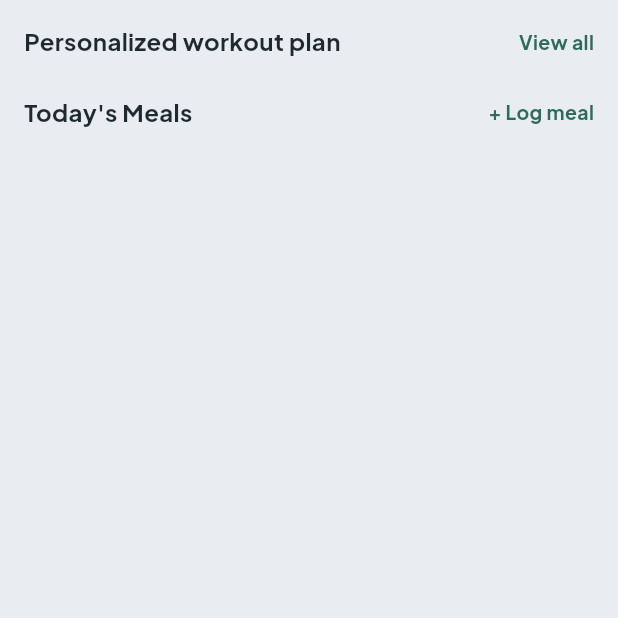
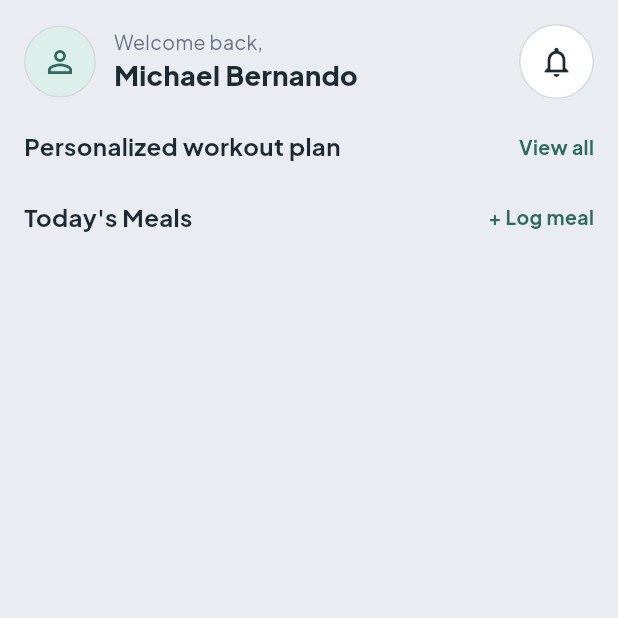
Before and after one commit to Rochak30/Resolve-Fitness-App, a Flutter app: the DashboardScreen screen opened by its route, on a phone screen of 412 x 824 dp, the top half of it. Run offline on Flutter 3.47's test engine with Material 3 defaults, Android fonts, the phone set to English and light mode, and no system bars; our stand-ins replace shared_preferences; accounts and stored records are empty.

Commit message:
Add dashboard header with welcome message

```diff
--- a/lib/view/dashboard/dashboard_screen.dart
+++ b/lib/view/dashboard/dashboard_screen.dart
@@ -2,6 +2,7 @@
 
 import 'package:flutter/material.dart';
 import 'package:resolve/core/app_colors.dart';
+import 'package:resolve/view/dashboard/widgets/dashboard_header.dart';
 import 'package:resolve/view/dashboard/widgets/section_header.dart';
 
 class DashboardScreen extends StatefulWidget {
@@ -29,6 +30,13 @@ class _DashboardScreenState extends State<DashboardScreen> {
           child: Column(
             crossAxisAlignment: CrossAxisAlignment.start,
             children: [
+              // ---------- Header ----------
+              DashboardHeader(
+                name: 'Michael Bernando',
+                onNotificationsTap: () => _showComingSoon('Notifications'),
+              ),
+              const SizedBox(height: 20),
+
               // ---------- Quick access (Nirajan) ----------
               // Steps, calories and heart rate cards go here.
 
--- /dev/null
+++ b/lib/view/dashboard/widgets/dashboard_header.dart
@@ -0,0 +1,74 @@
+import 'package:flutter/material.dart';
+import 'package:resolve/core/app_colors.dart';
+
+// Top of the dashboard: avatar, welcome message and the notifications bell.
+class DashboardHeader extends StatelessWidget {
+  final String name;
+  final VoidCallback onNotificationsTap;
+
+  const DashboardHeader({
+    super.key,
+    required this.name,
+    required this.onNotificationsTap,
+  });
+
+  @override
+  Widget build(BuildContext context) {
+    return Row(
+      children: [
+        // ---------- Avatar ----------
+        Container(
+          width: 48,
+          height: 48,
+          decoration: BoxDecoration(
+            color: AppColors.mint,
+            shape: BoxShape.circle,
+            border: Border.all(color: AppColors.border),
+          ),
+          child: const Icon(Icons.person_outline, color: AppColors.green),
+        ),
+        const SizedBox(width: 12),
+
+        // ---------- Welcome text ----------
+        Expanded(
+          child: Column(
+            crossAxisAlignment: CrossAxisAlignment.start,
+            children: [
+              const Text(
+                'Welcome back,',
+                style: TextStyle(color: AppColors.grey, fontSize: 13),
+              ),
+              Text(
+                name,
+                maxLines: 1,
+                overflow: TextOverflow.ellipsis,
+                style: const TextStyle(
+                  color: AppColors.textDark,
+                  fontSize: 18,
+                  fontWeight: FontWeight.w800,
+                ),
+              ),
+            ],
+          ),
+        ),
+
+        // ---------- Notifications bell ----------
+        Container(
+          decoration: BoxDecoration(
+            color: Colors.white,
+            shape: BoxShape.circle,
+            border: Border.all(color: AppColors.border),
+          ),
+          child: IconButton(
+            onPressed: onNotificationsTap,
+            icon: const Icon(
+              Icons.notifications_none,
+              color: AppColors.textDark,
+            ),
+            tooltip: 'Notifications',
+          ),
+        ),
+      ],
+    );
+  }
+}
```
